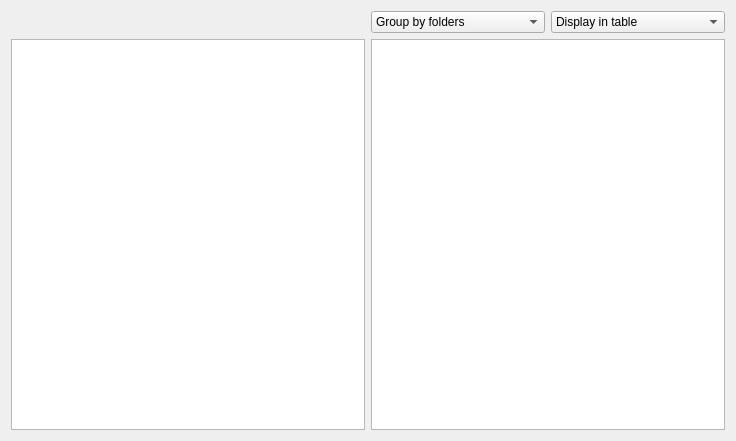
Old version of the form filemanager.ui in the repository Eduardo2281337/lab3.
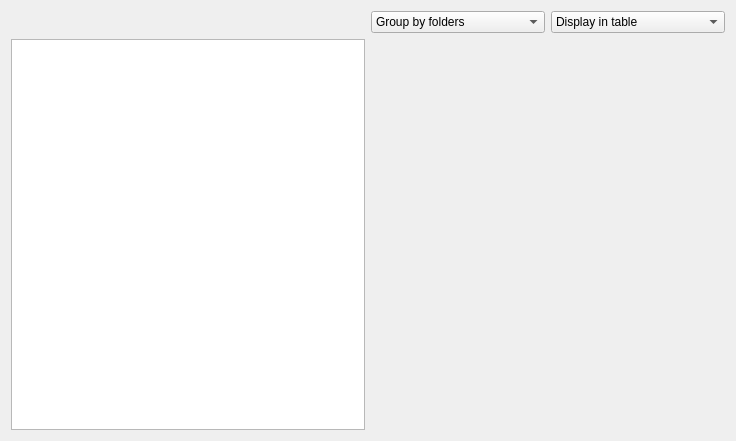
New version of the form.

```diff
--- a/filemanager.ui
+++ b/filemanager.ui
@@ -19,9 +19,6 @@
      <item row="1" column="0">
       <widget class="QTreeView" name="treeView"/>
      </item>
-     <item row="1" column="1">
-      <widget class="QTableView" name="tableView"/>
-     </item>
      <item row="0" column="1">
       <layout class="QHBoxLayout" name="horizontalLayout">
        <item>
@@ -59,6 +56,9 @@
        </item>
       </layout>
      </item>
+     <item row="1" column="1">
+      <widget class="QStackedWidget" name="stackedWidget"/>
+     </item>
     </layout>
    </item>
   </layout>
```
